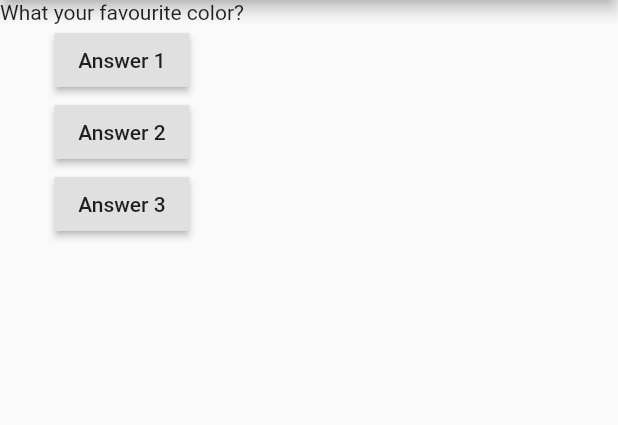
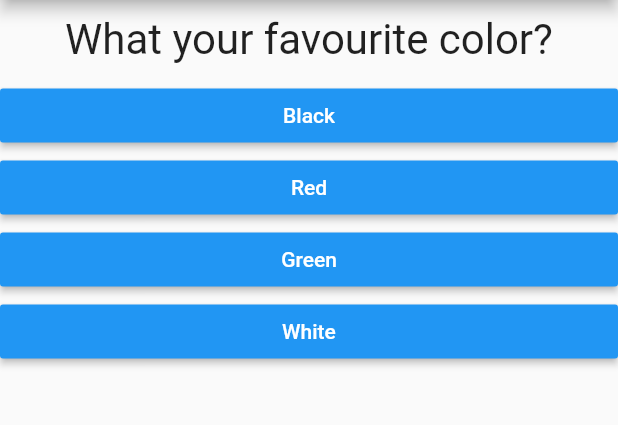
Before and after one commit to boonken13/flutter-full-guide, a Flutter app: the screen it shows after launch, on a phone screen of 412 x 824 dp, the part 84-509 px from its top. Run offline on Flutter 3.47's test engine with Material 2 defaults, Android fonts, the phone set to English and light mode, and no system bars.

Commit message:
Committed: -Allow reset quiz -Separate widget

```diff
--- /dev/null
+++ b/lib/answer.dart
@@ -0,0 +1,21 @@
+import 'package:flutter/material.dart';
+
+class Answer extends StatelessWidget {
+  final Function selectHandler;
+  final String answerText;
+
+  Answer(this.selectHandler, this.answerText);
+
+  @override
+  Widget build(BuildContext context) {
+    return Container(
+      width: double.infinity,
+      child: RaisedButton(
+        color: Colors.blue,
+        textColor: Colors.white,
+        child: Text(this.answerText),
+        onPressed: this.selectHandler,
+      ),
+    );
+  }
+}
--- a/lib/main.dart
+++ b/lib/main.dart
@@ -1,5 +1,6 @@
-import "package:flutter/material.dart";
-import './question.dart';
+import 'package:flutter/material.dart';
+import './quiz.dart';
+import './result.dart';
 // void main() {
 //   runApp(MyApp());
 // }
@@ -16,17 +17,50 @@ class MyApp extends StatefulWidget {
 
 class _MyAppState extends State<MyApp> {
   var _questionIndex = 0;
+  var _totalScore = 0;
 
-  var questions = [
-    "What your favourite color?",
-    "What your favourite animal?",
+  static const _questions = [
+    {
+      'questionText': 'What your favourite color?',
+      'answers': [
+        {'text': 'Black', 'score': 10},
+        {'text': 'Red', 'score': 5},
+        {'text': 'Green', 'score': 3},
+        {'text': 'White', 'score': 7},
+      ],
+    },
+    {
+      'questionText': 'What your favourite animal?',
+      'answers': [
+        {'text': 'Lion', 'score': 10},
+        {'text': 'Dog', 'score': 5},
+        {'text': 'Elephant', 'score': 3},
+        {'text': 'Snake', 'score': 7},
+      ],
+    },
+    {
+      'questionText': 'What your favourite people?',
+      'answers': [
+        {'text': 'Kaori', 'score': 10},
+        {'text': 'Yumeko', 'score': 5},
+        {'text': 'a', 'score': 3},
+        {'text': 'b', 'score': 7},
+      ],
+    },
   ];
 
-  void _answerQuestion() {
+  void _answerQuestion(int score) {
+    _totalScore += score;
     setState(() {
       _questionIndex++;
     });
-    print(_questionIndex);
+  }
+
+  void _resetQuiz() {
+    setState(() {
+      _questionIndex = 0;
+      _totalScore = 0;
+    });
   }
 
   @override
@@ -34,27 +68,14 @@ class _MyAppState extends State<MyApp> {
     return MaterialApp(
       home: Scaffold(
         appBar: AppBar(
-          title: Text("My First App"),
+          title: Text('My First App'),
         ),
-        body: Column(
-          children: [
-            Question(questions[_questionIndex]),
-            RaisedButton(
-              child: Text('Answer 1'),
-              onPressed: _answerQuestion,
-            ),
-            RaisedButton(
-              child: Text('Answer 2'),
-              onPressed: _answerQuestion,
-            ),
-            RaisedButton(
-              child: Text('Answer 3'),
-              onPressed: () {
-                print("Answer 3 Chosen");
-              },
-            ),
-          ],
-        ),
+        body: _questionIndex < _questions.length
+            ? Quiz(
+                answerQuestion: _answerQuestion,
+                questions: _questions,
+                questionIndex: _questionIndex)
+            : Result(this._totalScore, _resetQuiz),
       ),
     );
   }
--- a/lib/question.dart
+++ b/lib/question.dart
@@ -7,8 +7,14 @@ class Question extends StatelessWidget {
 
   @override
   Widget build(BuildContext context) {
-    return Text(
-      this.questionText
+    return Container(
+      width: double.infinity,
+      margin: EdgeInsets.all(10),
+      child: Text(
+        this.questionText,
+        style: TextStyle(fontSize: 28),
+        textAlign: TextAlign.center,
+      ),
     );
   }
 }
--- /dev/null
+++ b/lib/quiz.dart
@@ -0,0 +1,29 @@
+import 'package:flutter/material.dart';
+import './question.dart';
+import './answer.dart';
+
+class Quiz extends StatelessWidget {
+  final List<Map<String, Object>> questions;
+  final Function answerQuestion;
+  final int questionIndex;
+
+  Quiz({
+    @required this.questions,
+    @required this.answerQuestion,
+    @required this.questionIndex,
+  });
+
+  @override
+  Widget build(BuildContext context) {
+    return Column(
+      children: [
+        Question(
+          questions[questionIndex]['questionText'],
+        ),
+        ...(questions[questionIndex]['answers'] as List<Map<String, Object>>).map((answer) {
+          return Answer(() => answerQuestion(answer['score']), answer['text']);
+        }).toList(),
+      ],
+    );
+  }
+}
```
Also changed, not shown: lib/result.dart (added, +43 -0 lines).
